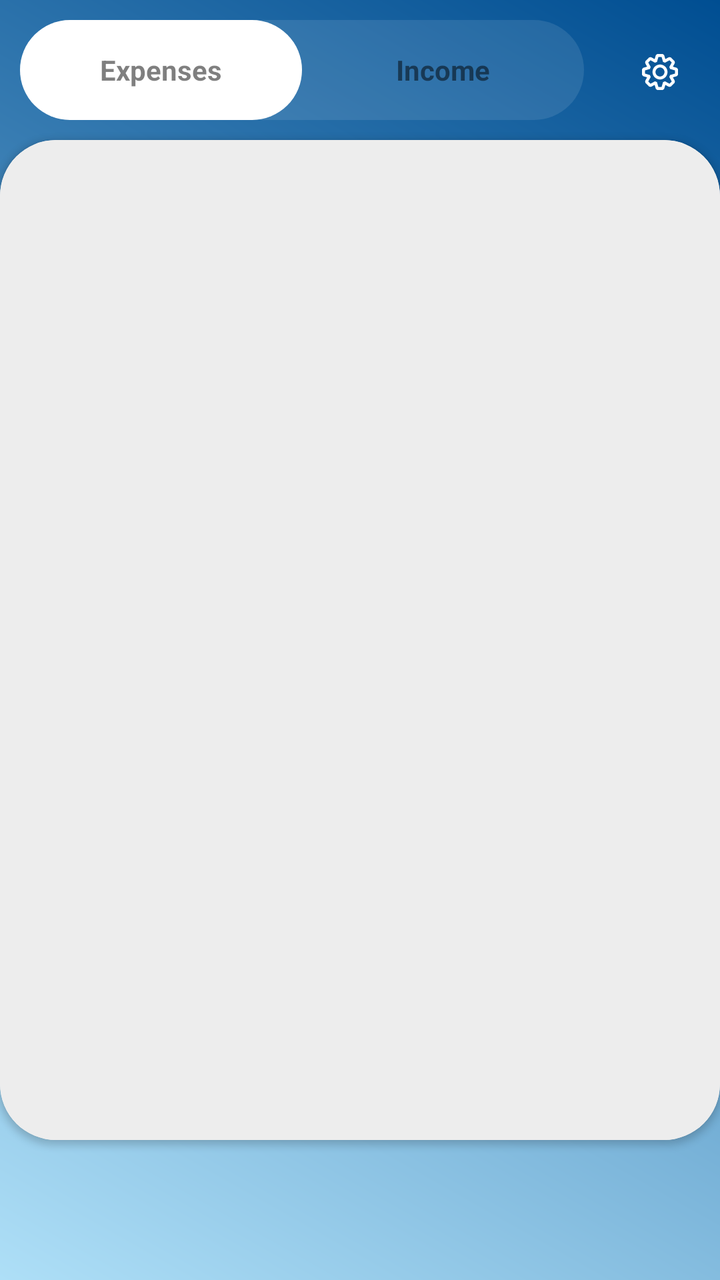
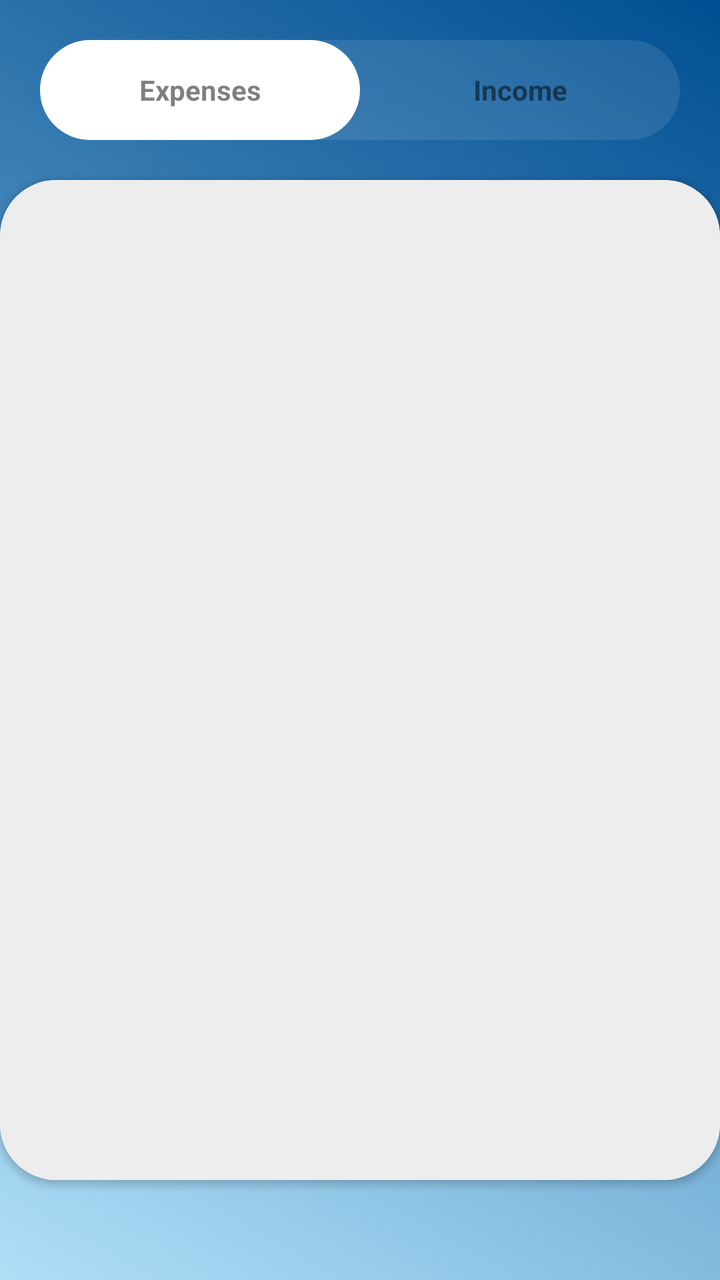

Two renders of the same Android screen: before a commit and after it. Below are the layout's source before the change and the commit's diff.
<!-- AndroidManifest.xml: application theme Theme.Budget_Planner -->
<!-- res/layout/bottom_sheet_dialog.xml -->
<?xml version="1.0" encoding="utf-8"?>
<RelativeLayout
    xmlns:android="http://schemas.android.com/apk/res/android"
    android:layout_width="match_parent"
    android:layout_height="500dp"
    android:background="@drawable/backgroung_gradient"
    xmlns:app="http://schemas.android.com/apk/res-auto">

    <com.google.android.material.floatingactionbutton.FloatingActionButton
        android:id="@+id/settings"
        android:layout_width="wrap_content"
        android:layout_height="wrap_content"
        android:layout_alignParentEnd="true"
        android:layout_marginEnd="2dp"
        android:backgroundTint="@android:color/transparent"
        android:clickable="true"
        android:layout_marginTop="8dp"
        android:contentDescription="Settings Button"
        android:src="@drawable/settings_2_svgrepo_com"
        android:stateListAnimator="@animator/button_state_list_animator"
        app:borderWidth="0dp"
        app:elevation="0dp"
        app:tint="@color/white" />

    <RelativeLayout
        android:id="@+id/upperLayout"
        android:layout_width="match_parent"
        android:layout_height="wrap_content"
        android:layout_toStartOf="@id/settings">

        <LinearLayout
            android:id="@+id/tabs_layout"
            android:layout_width="match_parent"
            android:layout_height="wrap_content"
            android:orientation="horizontal"
            android:background="@drawable/round_back_for_tabs"
            android:weightSum="2"
            android:layout_margin="10dp">
            <TextView
                android:id="@+id/expenses_cat"
                android:layout_width="0dp"
                android:layout_height="50dp"
                android:background="@drawable/round_shape_for_tabs"
                android:layout_weight="1"
                android:textStyle="bold"
                android:gravity="center"
                android:text="Expenses"
                android:textColor="#80000000"/>
            <TextView
                android:id="@+id/income_cat"
                android:layout_width="0dp"
                android:layout_height="50dp"
                android:layout_weight="1"
                android:textStyle="bold"
                android:gravity="center"
                android:text="Income"
                android:textColor="#80000000"/>
        </LinearLayout>

    </RelativeLayout>

    <androidx.cardview.widget.CardView
        android:layout_width="match_parent"
        android:layout_height="500dp"
    android:layout_below="@id/upperLayout"
    app:cardCornerRadius="28dp"
    android:layout_marginBottom="-20dp">

    <LinearLayout
        android:layout_width="match_parent"
        android:layout_height="match_parent"
        android:orientation="vertical"
        android:padding="28dp"
        android:background="#EDEDED">

        

    </LinearLayout>
    <androidx.fragment.app.FragmentContainerView
        android:id="@+id/fragmentcontainer"
        android:layout_width="match_parent"
        android:layout_height="match_parent"
        android:layout_below="@id/upperLayout" />

</androidx.cardview.widget.CardView>

    </RelativeLayout>
<!-- resources referenced by this layout -->
<resources>
  <color name="white">#FFFFFFFF</color>
  <!-- drawable backgroung_gradient (drawable) -->
  <?xml version="1.0" encoding="utf-8"?>
  <shape xmlns:android="http://schemas.android.com/apk/res/android">
      <gradient
          android:type="linear"
          android:angle="45"
          android:startColor="#AEDFF7"
          android:endColor="#004E92"></gradient>
  </shape>
  <!-- drawable round_back_for_tabs (drawable) -->
  <?xml version="1.0" encoding="utf-8"?>
  <shape xmlns:android="http://schemas.android.com/apk/res/android"
      android:shape="rectangle">
  <solid android:color="#1AFFFFFF"/>
      <corners android:radius="100dp"/>
  </shape>
  <!-- drawable round_shape_for_tabs (drawable) -->
  <?xml version="1.0" encoding="utf-8"?>
  <shape xmlns:android="http://schemas.android.com/apk/res/android"
      android:shape="rectangle">
      <corners android:radius="100dp"/>
      <solid android:color="#FFFFFF"/>
  </shape>
  <!-- drawable settings_2_svgrepo_com (drawable) -->
  <vector xmlns:android="http://schemas.android.com/apk/res/android"
      android:width="800dp"
      android:height="800dp"
      android:viewportWidth="24"
      android:viewportHeight="24">
    <path
        android:pathData="M10.65,3L9.932,3.534L9.328,5.548L7.477,4.551L6.591,4.681L4.681,6.591L4.551,7.477L5.548,9.328L3.534,9.932L3,10.65V13.35L3.534,14.068L5.548,14.672L4.551,16.524L4.681,17.409L6.591,19.319L7.477,19.449L9.328,18.452L9.932,20.465L10.65,21H13.35L14.068,20.465L14.672,18.452L16.524,19.449L17.409,19.319L19.319,17.409L19.449,16.524L18.452,14.672L20.465,14.068L21,13.35V10.65L20.465,9.932L18.452,9.328L19.449,7.477L19.319,6.591L17.409,4.681L16.524,4.551L14.672,5.548L14.068,3.534L13.35,3H10.65ZM10.469,6.963L11.208,4.5H12.792L13.531,6.963L13.875,7.095C13.965,7.129 14.054,7.166 14.142,7.205L14.479,7.356L16.743,6.137L17.863,7.257L16.644,9.521L16.795,9.858C16.834,9.946 16.871,10.035 16.905,10.125L17.037,10.469L19.5,11.208V12.792L17.037,13.531L16.905,13.875C16.871,13.965 16.834,14.054 16.795,14.142L16.644,14.479L17.863,16.743L16.743,17.863L14.479,16.644L14.142,16.795C14.054,16.834 13.965,16.871 13.875,16.905L13.531,17.037L12.792,19.5H11.208L10.469,17.037L10.125,16.905C10.035,16.871 9.946,16.834 9.858,16.795L9.521,16.644L7.257,17.863L6.137,16.743L7.356,14.479L7.205,14.142C7.166,14.054 7.129,13.965 7.095,13.875L6.963,13.531L4.5,12.792L4.5,11.208L6.963,10.469L7.095,10.125C7.129,10.035 7.166,9.946 7.205,9.858L7.356,9.521L6.137,7.257L7.257,6.137L9.521,7.356L9.858,7.205C9.946,7.166 10.035,7.129 10.125,7.095L10.469,6.963ZM14.25,12C14.25,13.243 13.243,14.25 12,14.25C10.757,14.25 9.75,13.243 9.75,12C9.75,10.757 10.757,9.75 12,9.75C13.243,9.75 14.25,10.757 14.25,12ZM15.75,12C15.75,14.071 14.071,15.75 12,15.75C9.929,15.75 8.25,14.071 8.25,12C8.25,9.929 9.929,8.25 12,8.25C14.071,8.25 15.75,9.929 15.75,12Z"
        android:fillColor="#080341"
        android:fillType="evenOdd"/>
  </vector>
  <style name="Theme.Budget_Planner" parent="Base.Theme.Budget_Planner" />
  <style name="Base.Theme.Budget_Planner" parent="Theme.Material3.DayNight.NoActionBar">
          
          
      </style>
</resources>

<!-- the commit's change to res/layout/bottom_sheet_dialog.xml (unified diff, before → after) -->
@@ -6,27 +6,11 @@
     android:background="@drawable/backgroung_gradient"
     xmlns:app="http://schemas.android.com/apk/res-auto">
 
-    <com.google.android.material.floatingactionbutton.FloatingActionButton
-        android:id="@+id/settings"
-        android:layout_width="wrap_content"
-        android:layout_height="wrap_content"
-        android:layout_alignParentEnd="true"
-        android:layout_marginEnd="2dp"
-        android:backgroundTint="@android:color/transparent"
-        android:clickable="true"
-        android:layout_marginTop="8dp"
-        android:contentDescription="Settings Button"
-        android:src="@drawable/settings_2_svgrepo_com"
-        android:stateListAnimator="@animator/button_state_list_animator"
-        app:borderWidth="0dp"
-        app:elevation="0dp"
-        app:tint="@color/white" />
-
     <RelativeLayout
         android:id="@+id/upperLayout"
         android:layout_width="match_parent"
         android:layout_height="wrap_content"
-        android:layout_toStartOf="@id/settings">
+        >
 
         <LinearLayout
             android:id="@+id/tabs_layout"
@@ -35,7 +19,7 @@
             android:orientation="horizontal"
             android:background="@drawable/round_back_for_tabs"
             android:weightSum="2"
-            android:layout_margin="10dp">
+            android:layout_margin="20dp">
             <TextView
                 android:id="@+id/expenses_cat"
                 android:layout_width="0dp"
<!-- resource entries referenced after the edit -->
@@ -1,6 +1,5 @@
 <!-- resources referenced by this layout -->
 <resources>
-  <color name="white">#FFFFFFFF</color>
   <!-- drawable backgroung_gradient (drawable) -->
   <?xml version="1.0" encoding="utf-8"?>
   <shape xmlns:android="http://schemas.android.com/apk/res/android">
@@ -24,17 +23,6 @@
       <corners android:radius="100dp"/>
       <solid android:color="#FFFFFF"/>
   </shape>
-  <!-- drawable settings_2_svgrepo_com (drawable) -->
-  <vector xmlns:android="http://schemas.android.com/apk/res/android"
-      android:width="800dp"
-      android:height="800dp"
-      android:viewportWidth="24"
-      android:viewportHeight="24">
-    <path
-        android:pathData="M10.65,3L9.932,3.534L9.328,5.548L7.477,4.551L6.591,4.681L4.681,6.591L4.551,7.477L5.548,9.328L3.534,9.932L3,10.65V13.35L3.534,14.068L5.548,14.672L4.551,16.524L4.681,17.409L6.591,19.319L7.477,19.449L9.328,18.452L9.932,20.465L10.65,21H13.35L14.068,20.465L14.672,18.452L16.524,19.449L17.409,19.319L19.319,17.409L19.449,16.524L18.452,14.672L20.465,14.068L21,13.35V10.65L20.465,9.932L18.452,9.328L19.449,7.477L19.319,6.591L17.409,4.681L16.524,4.551L14.672,5.548L14.068,3.534L13.35,3H10.65ZM10.469,6.963L11.208,4.5H12.792L13.531,6.963L13.875,7.095C13.965,7.129 14.054,7.166 14.142,7.205L14.479,7.356L16.743,6.137L17.863,7.257L16.644,9.521L16.795,9.858C16.834,9.946 16.871,10.035 16.905,10.125L17.037,10.469L19.5,11.208V12.792L17.037,13.531L16.905,13.875C16.871,13.965 16.834,14.054 16.795,14.142L16.644,14.479L17.863,16.743L16.743,17.863L14.479,16.644L14.142,16.795C14.054,16.834 13.965,16.871 13.875,16.905L13.531,17.037L12.792,19.5H11.208L10.469,17.037L10.125,16.905C10.035,16.871 9.946,16.834 9.858,16.795L9.521,16.644L7.257,17.863L6.137,16.743L7.356,14.479L7.205,14.142C7.166,14.054 7.129,13.965 7.095,13.875L6.963,13.531L4.5,12.792L4.5,11.208L6.963,10.469L7.095,10.125C7.129,10.035 7.166,9.946 7.205,9.858L7.356,9.521L6.137,7.257L7.257,6.137L9.521,7.356L9.858,7.205C9.946,7.166 10.035,7.129 10.125,7.095L10.469,6.963ZM14.25,12C14.25,13.243 13.243,14.25 12,14.25C10.757,14.25 9.75,13.243 9.75,12C9.75,10.757 10.757,9.75 12,9.75C13.243,9.75 14.25,10.757 14.25,12ZM15.75,12C15.75,14.071 14.071,15.75 12,15.75C9.929,15.75 8.25,14.071 8.25,12C8.25,9.929 9.929,8.25 12,8.25C14.071,8.25 15.75,9.929 15.75,12Z"
-        android:fillColor="#080341"
-        android:fillType="evenOdd"/>
-  </vector>
   <style name="Theme.Budget_Planner" parent="Base.Theme.Budget_Planner" />
   <style name="Base.Theme.Budget_Planner" parent="Theme.Material3.DayNight.NoActionBar">
           
